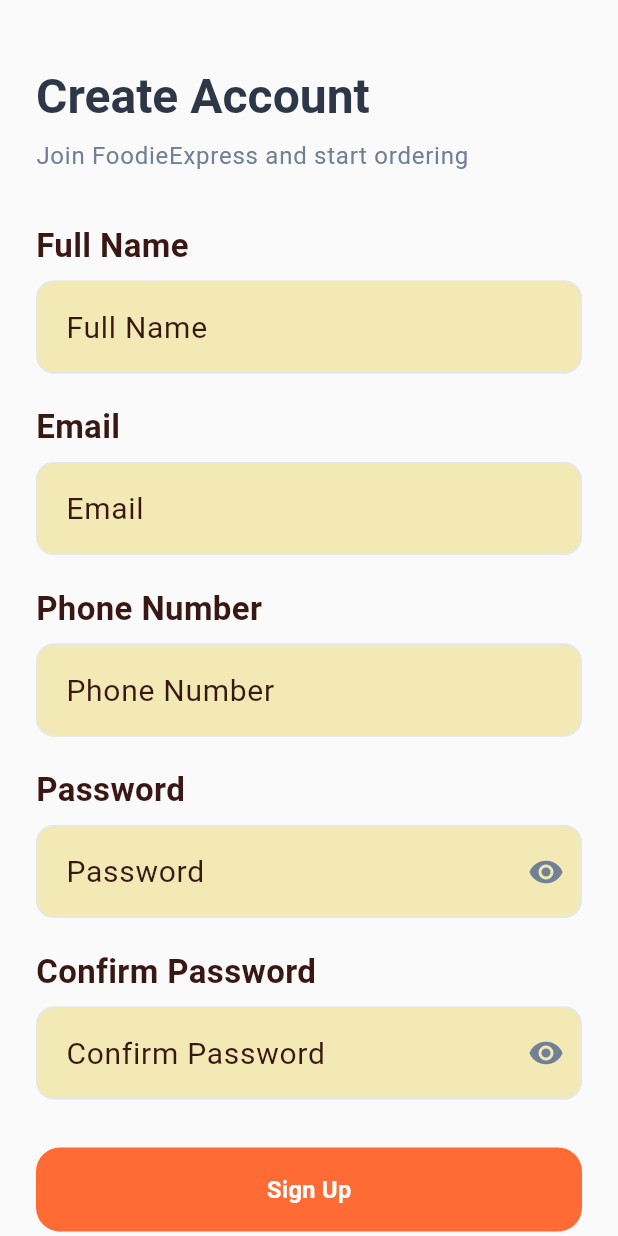
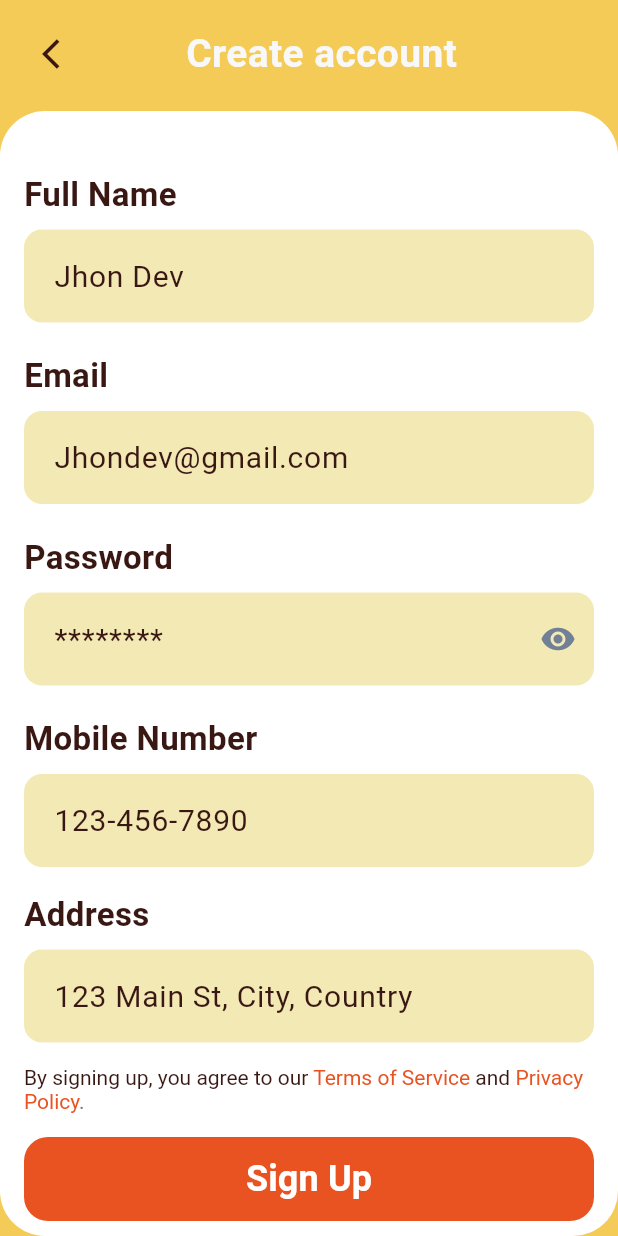
Before and after one commit to TaufeeqAhmad123/YUMQUICK, a Flutter app: the SignupScreen screen opened by its route, on a phone screen of 412 x 824 dp. Run offline on Flutter 3.47's test engine with Material 3 defaults, Android fonts, the phone set to English and light mode, and no system bars; our stand-ins replace cached_network_image, flutter_svg, go_router, google_fonts, lottie, shared_preferences; accounts and stored records are empty.

Commit message:
signup screen added

```diff
--- a/food/lib/core/router/app_router.dart
+++ b/food/lib/core/router/app_router.dart
@@ -27,12 +27,12 @@ class AppRouter {
       GoRoute(
         path: '/login',
         name: 'login',
-        builder: (context, state) => const LoginScreen(),
+        builder: (context, state) =>  LoginScreen(),
       ),
       GoRoute(
         path: '/signup',
         name: 'signup',
-        builder: (context, state) => const SignupScreen(),
+        builder: (context, state) =>  SignupScreen(),
       ),
       GoRoute(
         path: '/home',
--- a/food/lib/screens/auth/signup_screen.dart
+++ b/food/lib/screens/auth/signup_screen.dart
@@ -1,4 +1,5 @@
 import 'package:flutter/material.dart';
+import 'package:google_fonts/google_fonts.dart';
 import 'package:provider/provider.dart';
 import 'package:go_router/go_router.dart';
 
@@ -9,7 +10,7 @@ import 'widgets/custom_text_field.dart';
 import 'widgets/social_login_button.dart';
 
 class SignupScreen extends StatefulWidget {
-  const SignupScreen({super.key});
+  SignupScreen({super.key});
 
   @override
   State<SignupScreen> createState() => _SignupScreenState();
@@ -17,32 +18,15 @@ class SignupScreen extends StatefulWidget {
 
 class _SignupScreenState extends State<SignupScreen> {
   final _formKey = GlobalKey<FormState>();
-  final _nameController = TextEditingController();
   final _emailController = TextEditingController();
-  final _phoneController = TextEditingController();
   final _passwordController = TextEditingController();
-  final _confirmPasswordController = TextEditingController();
   bool _obscurePassword = true;
-  bool _obscureConfirmPassword = true;
 
   @override
   void dispose() {
-    _nameController.dispose();
     _emailController.dispose();
-    _phoneController.dispose();
     _passwordController.dispose();
-    _confirmPasswordController.dispose();
     super.dispose();
-  }
-
-  String? _validateName(String? value) {
-    if (value == null || value.isEmpty) {
-      return 'Please enter your full name';
-    }
-    if (value.length < 2) {
-      return 'Name must be at least 2 characters';
-    }
-    return null;
   }
 
   String? _validateEmail(String? value) {
@@ -51,16 +35,6 @@ class _SignupScreenState extends State<SignupScreen> {
     }
     if (!RegExp(r'^[\w-\.]+@([\w-]+\.)+[\w-]{2,4}$').hasMatch(value)) {
       return 'Please enter a valid email';
-    }
-    return null;
-  }
-
-  String? _validatePhone(String? value) {
-    if (value == null || value.isEmpty) {
-      return 'Please enter your phone number';
-    }
-    if (value.length < 10) {
-      return 'Please enter a valid phone number';
     }
     return null;
   }
@@ -75,24 +49,12 @@ class _SignupScreenState extends State<SignupScreen> {
     return null;
   }
 
-  String? _validateConfirmPassword(String? value) {
-    if (value == null || value.isEmpty) {
-      return 'Please confirm your password';
-    }
-    if (value != _passwordController.text) {
-      return 'Passwords do not match';
-    }
-    return null;
-  }
-
-  Future<void> _handleSignup() async {
+  Future<void> _handleLogin() async {
     if (_formKey.currentState!.validate()) {
       final authProvider = context.read<AuthProvider>();
-      final success = await authProvider.signup(
-        _nameController.text.trim(),
+      final success = await authProvider.login(
         _emailController.text.trim(),
         _passwordController.text,
-        _phoneController.text.trim(),
       );
 
       if (success && mounted) {
@@ -100,7 +62,7 @@ class _SignupScreenState extends State<SignupScreen> {
       } else if (mounted) {
         ScaffoldMessenger.of(context).showSnackBar(
           const SnackBar(
-            content: Text('Failed to create account. Please try again.'),
+            content: Text('Invalid email or password'),
             backgroundColor: AppColors.error,
           ),
         );
@@ -111,60 +73,46 @@ class _SignupScreenState extends State<SignupScreen> {
   @override
   Widget build(BuildContext context) {
     return Scaffold(
-      backgroundColor: AppColors.background,
-      body: SafeArea(
+      backgroundColor: AppColors.yellowbase,
+      body: Stack(
+        children: [
+          Align(
+            alignment: Alignment.bottomCenter,
+            child: Container(
+              alignment: Alignment.bottomCenter,
+              width: double.infinity,
+              height: 750,
+              decoration: BoxDecoration(
+                color: Colors.white,
+                borderRadius: BorderRadius.circular(30),
+              ),
               child: SingleChildScrollView(
-          padding: const EdgeInsets.all(24.0),
                 child: Form(
                   key: _formKey,
+                  child: Padding(
+                    padding: const EdgeInsets.symmetric(horizontal: 16.0),
                     child: Column(
                       crossAxisAlignment: CrossAxisAlignment.start,
                       children: [
-                const SizedBox(height: 20),
+                        const SizedBox(height: 40),
                         // Header
-                Text(
-                  'Create Account',
-                  style: Theme.of(context).textTheme.headlineLarge?.copyWith(
-                    color: AppColors.textPrimary,
-                    fontWeight: FontWeight.bold,
-                  ),
-                ),
-                const SizedBox(height: 8),
-                Text(
-                  'Join ${AppStrings.appName} and start ordering',
-                  style: Theme.of(context).textTheme.bodyLarge?.copyWith(
-                    color: AppColors.textSecondary,
-                  ),
-                ),
-                const SizedBox(height: 32),
 
-                // Full Name Field
-                CustomTextField(
-                  controller: _nameController,
-                  label: AppStrings.fullName,
-                  keyboardType: TextInputType.name,
-                  validator: _validateName,
-                  prefixIcon: Icons.person_outline,
-                ),
-                const SizedBox(height: 20),
-
-                // Email Field
                         CustomTextField(
                           controller: _emailController,
-                  label: AppStrings.email,
+                          label: 'Full Name',
+                          hintText: 'Jhon Dev',
                           keyboardType: TextInputType.emailAddress,
                           validator: _validateEmail,
                           prefixIcon: Icons.email_outlined,
                         ),
                         const SizedBox(height: 20),
-
-                // Phone Field
                         CustomTextField(
-                  controller: _phoneController,
-                  label: AppStrings.phoneNumber,
-                  keyboardType: TextInputType.phone,
-                  validator: _validatePhone,
-                  prefixIcon: Icons.phone_outlined,
+                          controller: _emailController,
+                          label: AppStrings.email,
+                          hintText: 'Jhondev@gmail.com',
+                          keyboardType: TextInputType.emailAddress,
+                          validator: _validateEmail,
+                          prefixIcon: Icons.email_outlined,
                         ),
                         const SizedBox(height: 20),
 
@@ -172,12 +120,15 @@ class _SignupScreenState extends State<SignupScreen> {
                         CustomTextField(
                           controller: _passwordController,
                           label: AppStrings.password,
+                          hintText: '********',
                           obscureText: _obscurePassword,
                           validator: _validatePassword,
                           prefixIcon: Icons.lock_outline,
                           suffixIcon: IconButton(
                             icon: Icon(
-                      _obscurePassword ? Icons.visibility : Icons.visibility_off,
+                              _obscurePassword
+                                  ? Icons.visibility
+                                  : Icons.visibility_off,
                               color: AppColors.textSecondary,
                             ),
                             onPressed: () {
@@ -188,38 +139,85 @@ class _SignupScreenState extends State<SignupScreen> {
                           ),
                         ),
                         const SizedBox(height: 20),
+                        CustomTextField(
+                          controller: _emailController,
+                          label: 'Mobile Number',
+                          hintText: '123-456-7890',
+                          keyboardType: TextInputType.phone,
+                          validator: _validateEmail,
+                          prefixIcon: Icons.email_outlined,
+                        ),
+                        const SizedBox(height: 16),
 
-                // Confirm Password Field
                         CustomTextField(
-                  controller: _confirmPasswordController,
-                  label: AppStrings.confirmPassword,
-                  obscureText: _obscureConfirmPassword,
-                  validator: _validateConfirmPassword,
-                  prefixIcon: Icons.lock_outline,
-                  suffixIcon: IconButton(
-                    icon: Icon(
-                      _obscureConfirmPassword ? Icons.visibility : Icons.visibility_off,
-                      color: AppColors.textSecondary,
+                          controller: _emailController,
+                          label: 'Address',
+                          hintText: '123 Main St, City, Country',
+                          keyboardType: TextInputType.streetAddress,
+                          validator: _validateEmail,
+                          prefixIcon: Icons.location_on_outlined,
                         ),
-                    onPressed: () {
-                      setState(() {
-                        _obscureConfirmPassword = !_obscureConfirmPassword;
-                      });
-                    },
+                        const SizedBox(height: 15),
+
+                        RichText(
+                          // textAlign: TextAlign.center,
+                          text: TextSpan(
+                            children: [
+                              TextSpan(
+                                text: 'By signing up, you agree to our ',
+                                style: GoogleFonts.leagueSpartan(
+                                  color: AppColors.font,
+                                  fontSize: 14,
                                 ),
                               ),
-                const SizedBox(height: 32),
-
-                // Sign Up Button
+                              TextSpan(
+                                text: 'Terms of Service',
+                                style: GoogleFonts.leagueSpartan(
+                                  color: AppColors.orangeBase,
+                                  fontSize: 14,
+                                ),
+                              ),
+                              TextSpan(
+                                text: ' and ',
+                                style: GoogleFonts.leagueSpartan(
+                                  color: AppColors.font,
+                                  fontSize: 14,
+                                ),
+                              ),
+                              TextSpan(
+                                text: 'Privacy Policy',
+                                style: GoogleFonts.leagueSpartan(
+                                  color: AppColors.orangeBase,
+                                  fontSize: 14,
+                                ),
+                              ),
+                              TextSpan(
+                                text: '.',
+                                style: GoogleFonts.leagueSpartan(
+                                  color: AppColors.textSecondary,
+                                  fontSize: 14,
+                                ),
+                              ),
+                            ],
+                            style: GoogleFonts.leagueSpartan(
+                              color: AppColors.textSecondary,
+                              fontSize: 14,
+                            ),
+                          ),
+                        ),
+                        SizedBox(height: 16),
+                        // Login Button
                         Consumer<AuthProvider>(
                           builder: (context, authProvider, child) {
                             return SizedBox(
                               width: double.infinity,
                               height: 56,
                               child: ElevatedButton(
-                        onPressed: authProvider.isLoading ? null : _handleSignup,
+                                onPressed: authProvider.isLoading
+                                    ? null
+                                    : _handleLogin,
                                 style: ElevatedButton.styleFrom(
-                          backgroundColor: AppColors.primary,
+                                  backgroundColor: AppColors.orangeBase,
                                   foregroundColor: Colors.white,
                                   shape: RoundedRectangleBorder(
                                     borderRadius: BorderRadius.circular(16),
@@ -233,8 +231,8 @@ class _SignupScreenState extends State<SignupScreen> {
                                       )
                                     : Text(
                                         AppStrings.signup,
-                                style: const TextStyle(
-                                  fontSize: 16,
+                                        style: GoogleFonts.leagueSpartan(
+                                          fontSize: 24,
                                           fontWeight: FontWeight.w600,
                                         ),
                                       ),
@@ -245,11 +243,11 @@ class _SignupScreenState extends State<SignupScreen> {
                         const SizedBox(height: 32),
 
                         // Divider
-                Row(
+                        const Row(
                           children: [
-                    const Expanded(child: Divider(color: AppColors.border)),
+                            Expanded(child: Divider(color: AppColors.border)),
                             Padding(
-                      padding: const EdgeInsets.symmetric(horizontal: 16),
+                              padding: EdgeInsets.symmetric(horizontal: 16),
                               child: Text(
                                 AppStrings.orContinueWith,
                                 style: TextStyle(
@@ -258,30 +256,38 @@ class _SignupScreenState extends State<SignupScreen> {
                                 ),
                               ),
                             ),
-                    const Expanded(child: Divider(color: AppColors.border)),
+                            Expanded(child: Divider(color: AppColors.border)),
                           ],
                         ),
-                const SizedBox(height: 32),
+                        const SizedBox(height: 20),
 
                         // Social Login Buttons
                         Row(
+                          mainAxisAlignment: MainAxisAlignment.center,
                           children: [
                             SocialLoginButton(
-                                  icon: AppStrings.googleIcon,
+                                icon: AppStrings.facebookIcon,
+                                onPressed: () {}),
+                            const SizedBox(width: 10),
+                            SocialLoginButton(
+                                icon: AppStrings.facebookIcon,
+                                onPressed: () {}),
+                            const SizedBox(width: 10),
+                            SocialLoginButton(
+                                icon: AppStrings.facebookIcon,
                                 onPressed: () {}),
                           ],
                         ),
                         const SizedBox(height: 20),
 
-                // Login Link
+                        // Sign Up Link
                         Row(
                           mainAxisAlignment: MainAxisAlignment.center,
                           children: [
                             Text(
                               AppStrings.alreadyHaveAccount,
-                      style: TextStyle(
-                        color: AppColors.textSecondary,
-                      ),
+                              style: GoogleFonts.leagueSpartan(
+                                  color: AppColors.font, fontSize: 16),
                             ),
                             TextButton(
                               onPressed: () {
@@ -289,10 +295,8 @@ class _SignupScreenState extends State<SignupScreen> {
                               },
                               child: Text(
                                 AppStrings.login,
-                        style: TextStyle(
-                          color: AppColors.primary,
-                          fontWeight: FontWeight.w600,
-                        ),
+                                style: GoogleFonts.leagueSpartan(
+                                    color: AppColors.orangeBase, fontSize: 16),
                               ),
                             ),
                           ],
@@ -302,6 +306,37 @@ class _SignupScreenState extends State<SignupScreen> {
                   ),
                 ),
               ),
+            ),
+          ),
+          SafeArea(
+              child: Padding(
+            padding: const EdgeInsets.symmetric(horizontal: 16, vertical: 12),
+            child: Row(
+              children: [
+                IconButton(
+                  icon: const Icon(
+                    Icons.arrow_back_ios,
+                    color: AppColors.font,
+                  ),
+                  onPressed: () {
+                    Navigator.pop(context);
+                  },
+                ),
+                const SizedBox(
+                  width: 60,
+                ),
+                Text(
+                  'Create account',
+                  style: GoogleFonts.leagueSpartan(
+                      color: AppColors.font2,
+                      fontSize: 26,
+                      fontWeight: FontWeight.bold),
+                )
+              ],
+            ),
+          ))
+        ],
+      ),
     );
   }
 }
--- a/food/lib/screens/auth/widgets/custom_text_field.dart
+++ b/food/lib/screens/auth/widgets/custom_text_field.dart
@@ -48,7 +48,7 @@ class CustomTextField extends StatelessWidget {
           obscureText: obscureText,
           validator: validator,
           maxLines: maxLines,
-          enabled: enabled,
+        //  enabled: enabled,
           style: Theme.of(context).textTheme.bodyLarge?.copyWith(
                 color: AppColors.textPrimary,
               ),
@@ -63,39 +63,36 @@ class CustomTextField extends StatelessWidget {
             fillColor: AppColors.yellow,
             border: OutlineInputBorder(
               borderRadius: BorderRadius.circular(12),
-              borderSide: const BorderSide(
-                color: AppColors.border,
-                width: 1,
-              ),
+              borderSide: BorderSide.none,
             ),
-            enabledBorder: OutlineInputBorder(
-              borderRadius: BorderRadius.circular(12),
-              borderSide: const BorderSide(
-                color: AppColors.border,
-                width: 1,
-              ),
-            ),
-            focusedBorder: OutlineInputBorder(
-              borderRadius: BorderRadius.circular(12),
-              borderSide: const BorderSide(
-                color: AppColors.primary,
-                width: 2,
-              ),
-            ),
-            errorBorder: OutlineInputBorder(
-              borderRadius: BorderRadius.circular(12),
-              borderSide: const BorderSide(
-                color: AppColors.error,
-                width: 1,
-              ),
-            ),
-            focusedErrorBorder: OutlineInputBorder(
-              borderRadius: BorderRadius.circular(12),
-              borderSide: const BorderSide(
-                color: AppColors.error,
-                width: 2,
-              ),
-            ),
+            // enabledBorder: OutlineInputBorder(
+            //   borderRadius: BorderRadius.circular(12),
+            //   borderSide: const BorderSide(
+            //     color: AppColors.border,
+            //     width: 1,
+            //   ),
+            // ),
+            // focusedBorder: OutlineInputBorder(
+            //   borderRadius: BorderRadius.circular(12),
+            //   borderSide: const BorderSide(
+            //     color: AppColors.primary,
+            //     width: 2,
+            //   ),
+            // ),
+            // errorBorder: OutlineInputBorder(
+            //   borderRadius: BorderRadius.circular(12),
+            //   borderSide: const BorderSide(
+            //     color: AppColors.error,
+            //     width: 1,
+            //   ),
+            // ),
+            // focusedErrorBorder: OutlineInputBorder(
+            //   borderRadius: BorderRadius.circular(12),
+            //   borderSide: const BorderSide(
+            //     color: AppColors.error,
+            //     width: 2,
+            //   ),
+            // ),
             contentPadding: const EdgeInsets.symmetric(
               horizontal: 16,
               vertical: 16,
```
Lines whose indentation alone changed are shown as unchanged.
